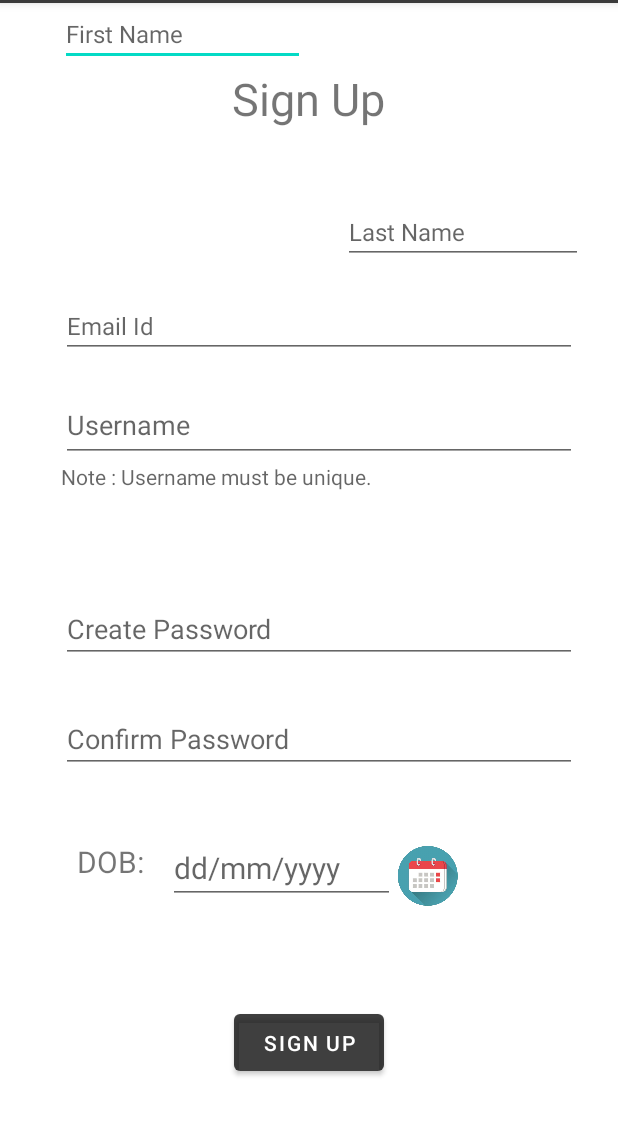
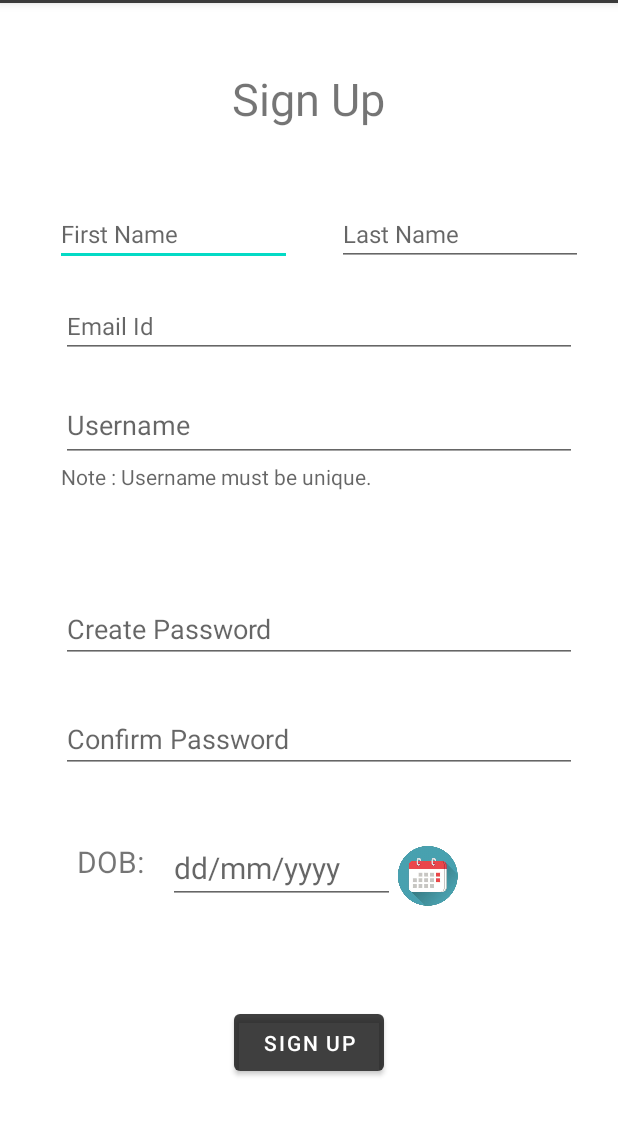
Before and after one commit to PulkitAsri/Trell_app, an Android app: the screen it shows after launch (SignUpActivity), on a phone screen of 412 x 824 dp, the part 81-1217 px from its top. Run offline under Robolectric (Android 15) with nearby library versions, the light colour scheme and no system bars; our stand-ins replace Firebase (no records; nobody signed in at launch, a user with empty details on screens opened directly).

Commit message:
minor fixes

```diff
--- a/app/src/main/res/layout/activity_sign_up.xml
+++ b/app/src/main/res/layout/activity_sign_up.xml
@@ -74,31 +74,38 @@
 
 
 
+
+
+
+
     ]]>
 
     <EditText
         android:id="@+id/signupFirstnameEditText"
-        android:layout_width="163dp"
-        android:layout_height="42dp"
+        android:layout_width="158dp"
+        android:layout_height="40dp"
         android:layout_marginStart="40dp"
+        android:layout_marginBottom="20dp"
         android:hint="First Name"
         android:textSize="16sp"
-        app:layout_constraintStart_toStartOf="parent"
-        tools:layout_editor_absoluteY="132dp" />
+        app:layout_constraintBottom_toTopOf="@+id/signupEmailEditText"
+        app:layout_constraintEnd_toStartOf="@+id/signupLastnameEditText"
+        app:layout_constraintStart_toStartOf="parent" />
 
     <EditText
         android:id="@+id/signupLastnameEditText"
-        android:layout_width="160dp"
-        android:layout_height="42dp"
+        android:layout_width="164dp"
+        android:layout_height="40dp"
         android:layout_marginStart="30dp"
-        android:layout_marginTop="132dp"
         android:layout_marginEnd="27dp"
+        android:layout_marginBottom="20dp"
         android:hint="Last Name"
         android:textSize="16sp"
+        app:layout_constraintBottom_toTopOf="@+id/signupEmailEditText"
         app:layout_constraintEnd_toEndOf="parent"
         app:layout_constraintHorizontal_bias="0.58"
         app:layout_constraintStart_toEndOf="@+id/signupFirstnameEditText"
-        app:layout_constraintTop_toTopOf="parent" />
+        app:layout_constraintTop_toTopOf="@+id/signupFirstnameEditText" />
 
     <EditText
         android:id="@+id/signupEmailEditText"
```
